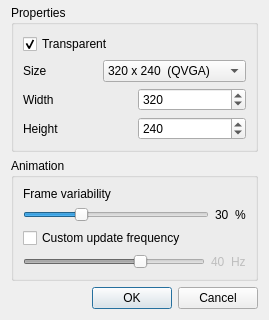
markus-wa/glmixer-mirror, file src/AlgorithmSelectionDialog.ui: the form before one commit; both pictures show x 0 to 269 and y 199 to 519 of the 269 by 519 pixel window.
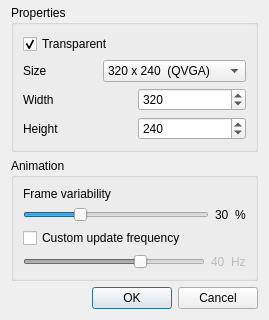
The form after the commit. Icons and pictures are not drawn. Custom widgets are drawn as their Qt base class.

Commit message: Adapted behavior of AlgorithmSource for PBO implementation.

```diff
--- a/src/AlgorithmSelectionDialog.ui
+++ b/src/AlgorithmSelectionDialog.ui
@@ -294,7 +294,7 @@
         <item>
          <widget class="QSlider" name="variabilitySlider">
           <property name="minimum">
-           <number>0</number>
+           <number>1</number>
           </property>
           <property name="maximum">
            <number>100</number>
```
Left out of the diff: 11 changed lines with no effect on the pictures. The commit also changes 2 other files.
